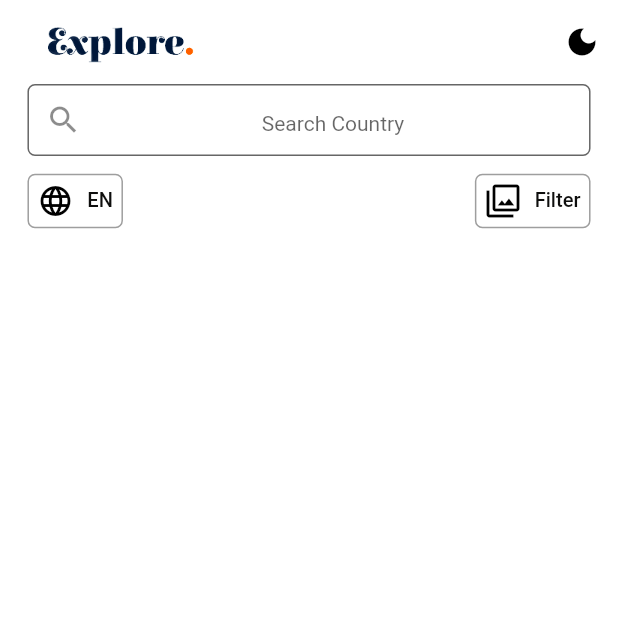
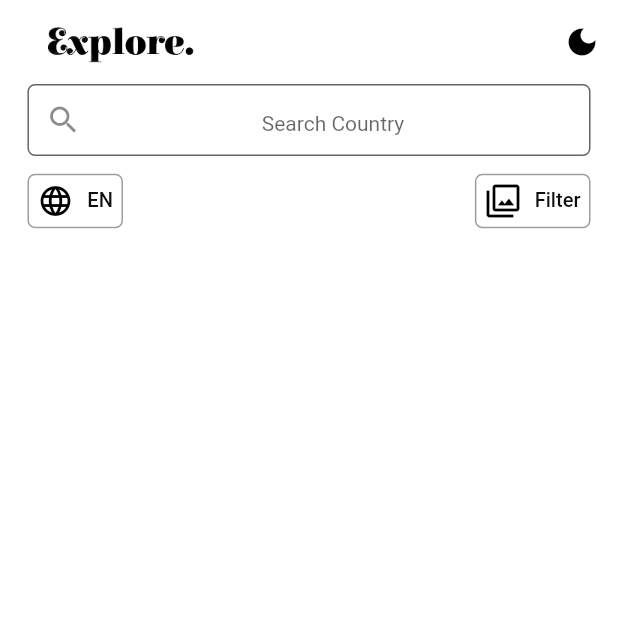
Before and after one commit to oghenekparobor/hng-task-3, a Flutter app: the screen it shows after launch, on a phone screen of 412 x 824 dp, the top half of it. Run offline on Flutter 3.47's test engine with Material 2 defaults, Android fonts, the phone set to English and light mode, and no system bars; drawn by our look-alikes of oktoast; our stand-ins replace dartz, dio, equatable, fancy_shimmer_image, flutter_dotenv, flutter_screenutil and 5 more; network calls fail.

Commit message:
dark and light theme function

```diff
--- a/lib/config/theme/theme.dart
+++ b/lib/config/theme/theme.dart
@@ -1,4 +1,3 @@
-import 'package:flutter/cupertino.dart';
 import 'package:flutter/material.dart';
 import 'package:flutter_screenutil/flutter_screenutil.dart';
 import 'package:google_fonts/google_fonts.dart';
@@ -33,6 +32,7 @@ ThemeData theme(BuildContext context) => ThemeData(
           fontStyle: FontStyle.normal,
         ),
       ),
+      backgroundColor: Colors.white,
       primaryColor: const Color(0xFF373737),
       buttonTheme: ButtonThemeData(
         shape: RoundedRectangleBorder(
@@ -103,19 +103,19 @@ ThemeData darkTheme(BuildContext context) => ThemeData(
       visualDensity: VisualDensity.adaptivePlatformDensity,
       textTheme: TextTheme(
         bodyText1: GoogleFonts.montserratAlternates(
-          color: const Color(0xFF0E0E0D),
+          color: Colors.white,
           decoration: TextDecoration.none,
           fontStyle: FontStyle.normal,
           fontSize: 13.sp,
         ),
         headline1: GoogleFonts.montserratAlternates(
-          color: const Color(0xFF0E0E0D),
+          color: Colors.white,
           decoration: TextDecoration.none,
           fontStyle: FontStyle.normal,
           fontSize: 28.sp,
         ),
         bodyText2: GoogleFonts.montserratAlternates(
-          color: const Color(0xFF0E0E0D),
+          color: Colors.white,
           decoration: TextDecoration.none,
           fontStyle: FontStyle.normal,
           fontSize: 16.sp,
@@ -127,6 +127,7 @@ ThemeData darkTheme(BuildContext context) => ThemeData(
           fontStyle: FontStyle.normal,
         ),
       ),
+      backgroundColor: const Color(0xFF000F24),
       primaryColor: const Color(0xFF373737),
       buttonTheme: ButtonThemeData(
         shape: RoundedRectangleBorder(
@@ -141,7 +142,9 @@ ThemeData darkTheme(BuildContext context) => ThemeData(
         disabledColor: Colors.grey,
       ),
       canvasColor: Colors.white,
-      iconTheme: const IconThemeData(color: Colors.black),
+      iconTheme: const IconThemeData(
+        color: Colors.white,
+      ),
       primaryIconTheme: const IconThemeData(color: Colors.black),
       cardTheme: CardTheme(
         margin: EdgeInsets.symmetric(vertical: 8.h, horizontal: 10.w),
@@ -159,7 +162,7 @@ ThemeData darkTheme(BuildContext context) => ThemeData(
       ),
       appBarTheme: AppBarTheme.of(context).copyWith(
         elevation: 0,
-        backgroundColor: Colors.white,
+        backgroundColor: Colors.transparent,
         iconTheme: const IconThemeData(color: Color(0xFF373737)),
         actionsIconTheme: const IconThemeData(color: Colors.black),
         centerTitle: true,
@@ -171,14 +174,16 @@ ThemeData darkTheme(BuildContext context) => ThemeData(
       ),
       inputDecorationTheme: const InputDecorationTheme(
         filled: true,
-        fillColor: Colors.transparent,
+        fillColor: Color(0xFF1F2C41),
         contentPadding: EdgeInsets.symmetric(vertical: 2, horizontal: 16),
         hintStyle: TextStyle(
           fontStyle: FontStyle.normal,
           fontWeight: FontWeight.normal,
           fontSize: 14,
           height: 1.6,
+          color: Colors.white,
         ),
+        prefixIconColor: Colors.white,
       ),
       tabBarTheme: Theme.of(context).tabBarTheme.copyWith(
             labelColor: const Color(0xFF373737),
--- a/lib/features/home/presentation/views/detail.dart
+++ b/lib/features/home/presentation/views/detail.dart
@@ -20,7 +20,9 @@ class Details extends StatelessWidget {
           style: Theme.of(context).textTheme.bodyText1,
         ),
         centerTitle: true,
+        iconTheme: Theme.of(context).iconTheme,
       ),
+      backgroundColor: Theme.of(context).backgroundColor,
       body: Padding(
         padding: EdgeInsets.symmetric(horizontal: 16.w),
         child: ListView(
--- a/lib/features/home/presentation/views/home.dart
+++ b/lib/features/home/presentation/views/home.dart
@@ -29,7 +29,11 @@ class _HomeState extends State<Home> {
   Widget build(BuildContext context) {
     return Scaffold(
       appBar: AppBar(
-        title: Image.asset(kLogo, scale: 2),
+        title: Image.asset(
+          kLogo,
+          scale: 2,
+          color: Theme.of(context).iconTheme.color,
+        ),
         centerTitle: false,
         actions: [
           IconButton(
@@ -38,6 +42,7 @@ class _HomeState extends State<Home> {
           )
         ],
       ),
+      backgroundColor: Theme.of(context).backgroundColor,
       body: Consumer<HomeService>(
         builder: (context, value, child) => Padding(
           padding: EdgeInsets.symmetric(horizontal: 16.w),
```
Also changed, not shown: 1 other file.
